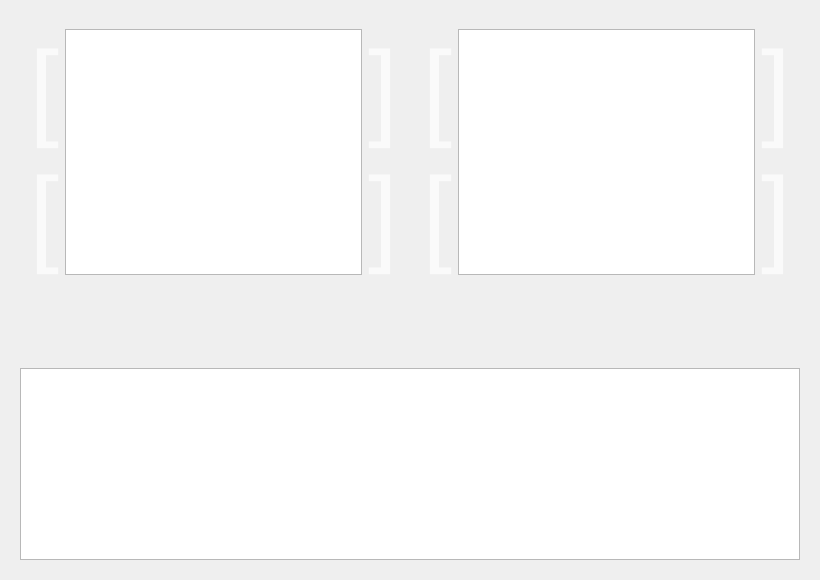
Above: guess.ui from Keysoz/Numerical_Analysis before the change. Below: the same form after it.
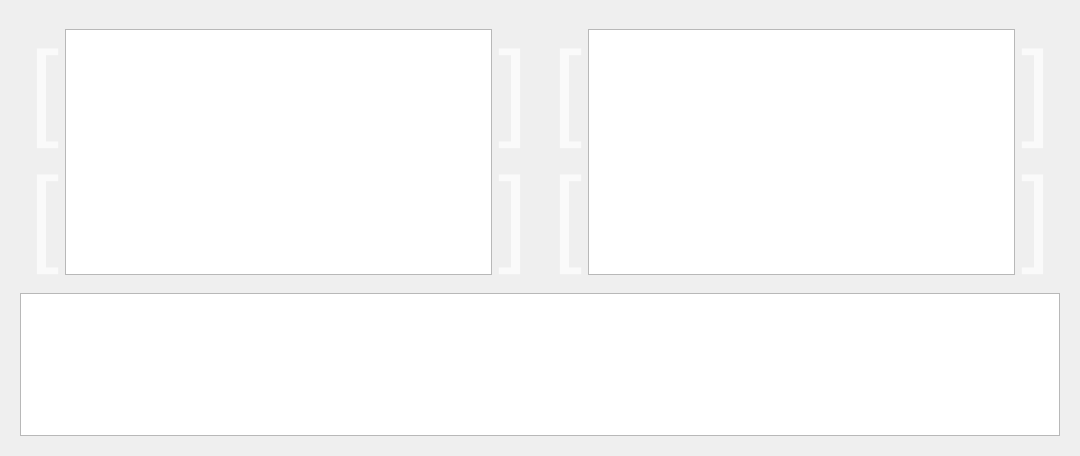
That is the form after the change. Icons and pictures are not drawn.

Diff of the .ui file:
```diff
--- a/guess.ui
+++ b/guess.ui
@@ -6,10 +6,16 @@
    <rect>
     <x>0</x>
     <y>0</y>
-    <width>820</width>
-    <height>580</height>
+    <width>1080</width>
+    <height>456</height>
    </rect>
   </property>
+  <property name="minimumSize">
+   <size>
+    <width>1080</width>
+    <height>450</height>
+   </size>
+  </property>
   <property name="windowTitle">
    <string>Form</string>
   </property>
```
